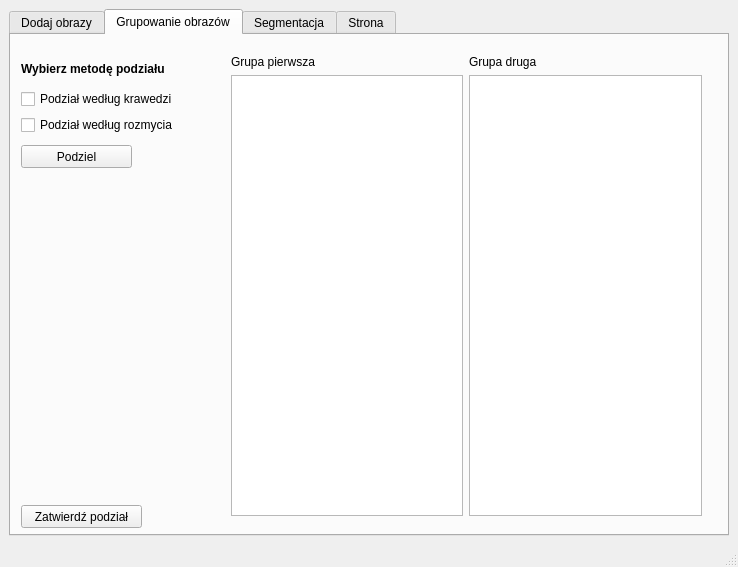
Qt form gui/designer.ui (wranidlo/ImageSegmentation) before a commit.
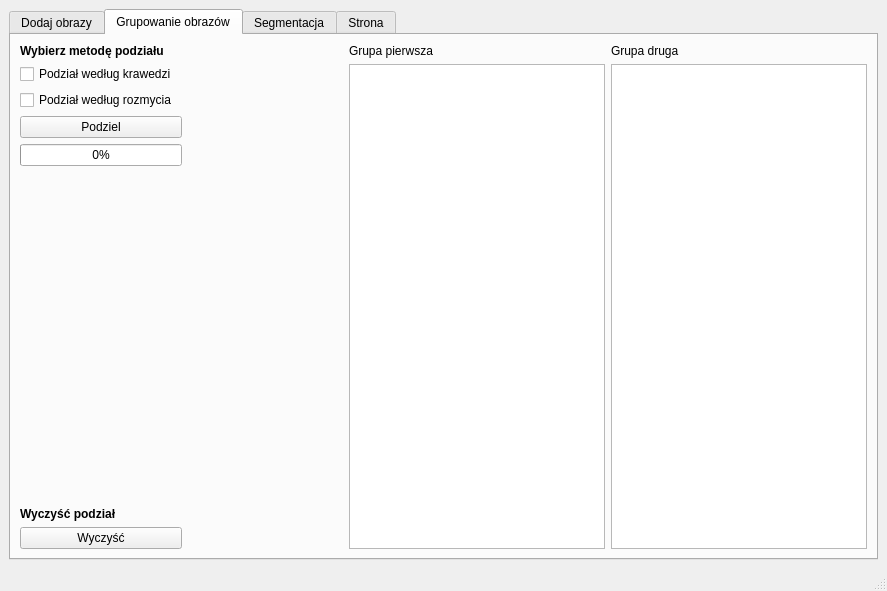
The same form after that commit. The open tabs and pages were chosen to show the change.

```diff
--- a/gui/designer.ui
+++ b/gui/designer.ui
@@ -6,16 +6,22 @@
    <rect>
     <x>0</x>
     <y>0</y>
-    <width>738</width>
-    <height>567</height>
+    <width>887</width>
+    <height>591</height>
    </rect>
   </property>
   <property name="windowTitle">
    <string>Image segmentation</string>
   </property>
   <widget class="QWidget" name="centralwidget">
-   <layout class="QFormLayout" name="formLayout">
-    <item row="0" column="0" colspan="2">
+   <property name="sizePolicy">
+    <sizepolicy hsizetype="Expanding" vsizetype="Expanding">
+     <horstretch>0</horstretch>
+     <verstretch>0</verstretch>
+    </sizepolicy>
+   </property>
+   <layout class="QGridLayout" name="gridLayout_7">
+    <item row="0" column="0">
      <widget class="QTabWidget" name="tabWidget">
       <property name="currentIndex">
        <number>1</number>
@@ -181,18 +187,28 @@
        </layout>
       </widget>
       <widget class="QWidget" name="tab2">
+       <property name="sizePolicy">
+        <sizepolicy hsizetype="Expanding" vsizetype="Expanding">
+         <horstretch>0</horstretch>
+         <verstretch>0</verstretch>
+        </sizepolicy>
+       </property>
+       <property name="maximumSize">
+        <size>
+         <width>16777215</width>
+         <height>16777215</height>
+        </size>
+       </property>
        <attribute name="title">
         <string>Grupowanie obrazów</string>
        </attribute>
-       <widget class="QWidget" name="verticalLayoutWidget">
-        <property name="geometry">
-         <rect>
-          <x>10</x>
-          <y>20</y>
-          <width>160</width>
-          <height>80</height>
-         </rect>
-        </property>
+       <layout class="QGridLayout" name="gridLayout_6">
+        <item row="0" column="0">
+         <layout class="QGridLayout" name="gridLayout_5">
+          <property name="sizeConstraint">
+           <enum>QLayout::SetDefaultConstraint</enum>
+          </property>
+          <item row="0" column="0">
         <layout class="QVBoxLayout" name="verticalLayout">
          <item>
           <widget class="QLabel" name="label_17">
@@ -221,18 +237,60 @@
            </property>
           </widget>
          </item>
-        </layout>
-       </widget>
-       <widget class="QWidget" name="gridLayoutWidget_4">
-        <property name="geometry">
-         <rect>
-          <x>220</x>
-          <y>20</y>
-          <width>471</width>
-          <height>461</height>
-         </rect>
-        </property>
+            <item>
+             <widget class="QPushButton" name="button_divide">
+              <property name="text">
+               <string>Podziel</string>
+              </property>
+             </widget>
+            </item>
+            <item>
+             <widget class="QProgressBar" name="progress_bar_groups">
+              <property name="value">
+               <number>0</number>
+              </property>
+             </widget>
+            </item>
+            <item>
+             <spacer name="verticalSpacer">
+              <property name="orientation">
+               <enum>Qt::Vertical</enum>
+              </property>
+              <property name="sizeHint" stdset="0">
+               <size>
+                <width>20</width>
+                <height>40</height>
+               </size>
+              </property>
+             </spacer>
+            </item>
+            <item>
+             <widget class="QLabel" name="label_5">
+              <property name="font">
+               <font>
+                <weight>75</weight>
+                <bold>true</bold>
+               </font>
+              </property>
+              <property name="text">
+               <string>Wyczyść podział</string>
+              </property>
+             </widget>
+            </item>
+            <item>
+             <widget class="QPushButton" name="button_clear_divide">
+              <property name="text">
+               <string>Wyczyść</string>
+              </property>
+             </widget>
+            </item>
+           </layout>
+          </item>
+          <item row="0" column="2">
         <layout class="QGridLayout" name="gridLayout_11">
+            <property name="sizeConstraint">
+             <enum>QLayout::SetDefaultConstraint</enum>
+            </property>
          <item row="0" column="0">
           <widget class="QLabel" name="label_19">
            <property name="text">
@@ -254,33 +312,23 @@
           <widget class="QListWidget" name="list_widget_b"/>
          </item>
         </layout>
-       </widget>
-       <widget class="QPushButton" name="button_divide">
-        <property name="geometry">
-         <rect>
-          <x>10</x>
-          <y>110</y>
-          <width>111</width>
-          <height>23</height>
-         </rect>
-        </property>
-        <property name="text">
-         <string>Podziel</string>
-        </property>
-       </widget>
-       <widget class="QPushButton" name="button_acept_divide">
-        <property name="geometry">
-         <rect>
-          <x>10</x>
-          <y>470</y>
-          <width>121</width>
-          <height>23</height>
-         </rect>
-        </property>
-        <property name="text">
-         <string>Zatwierdź podział</string>
-        </property>
-       </widget>
+          </item>
+          <item row="0" column="1">
+           <spacer name="horizontalSpacer_2">
+            <property name="orientation">
+             <enum>Qt::Horizontal</enum>
+            </property>
+            <property name="sizeHint" stdset="0">
+             <size>
+              <width>40</width>
+              <height>20</height>
+             </size>
+            </property>
+           </spacer>
+          </item>
+         </layout>
+        </item>
+       </layout>
       </widget>
       <widget class="QWidget" name="tab3">
        <property name="sizePolicy">
```
Left out of the diff: 9 changed lines with no effect on the pictures. Lines whose indentation alone changed are shown as unchanged.
